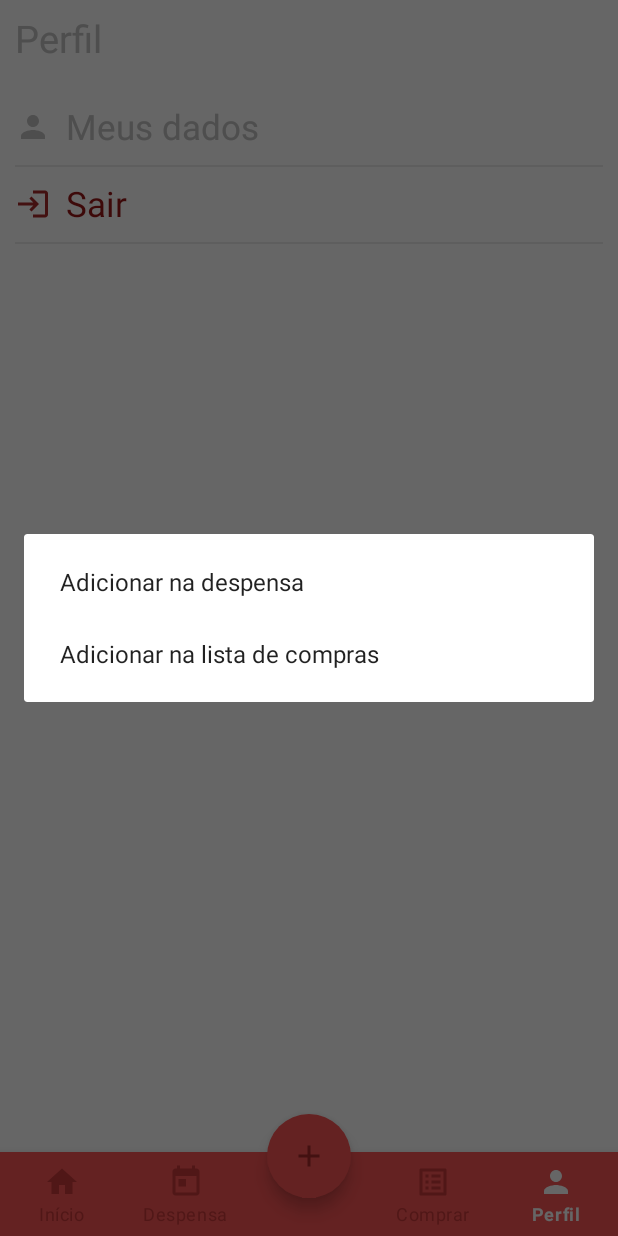
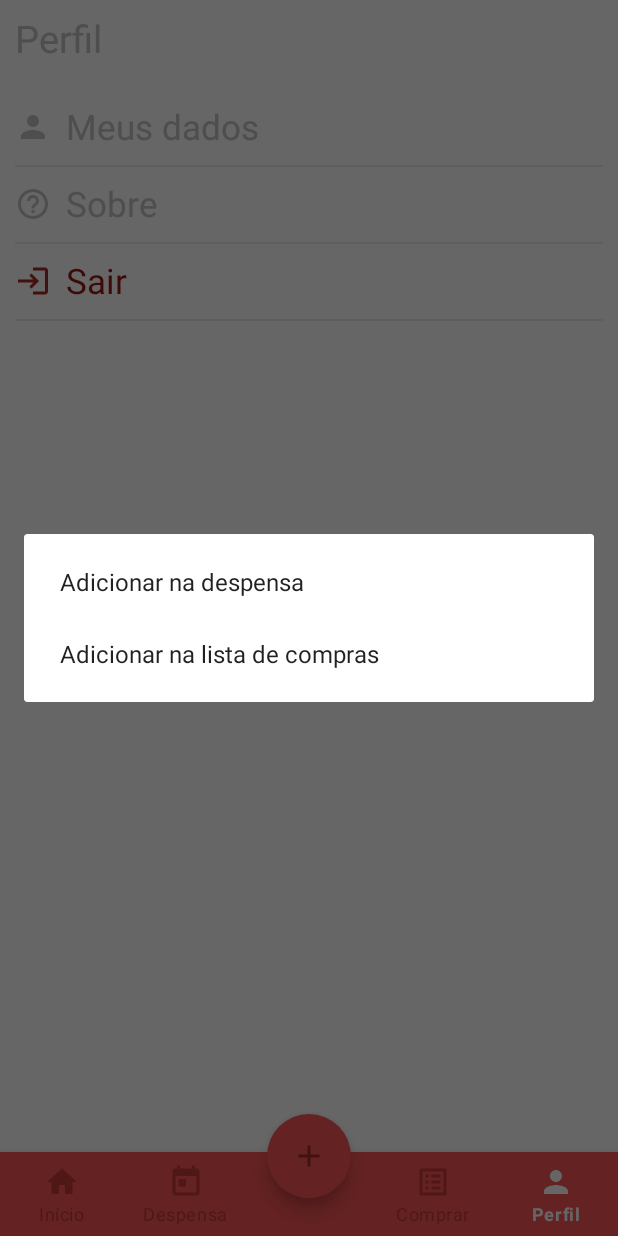
Before and after one commit to emanuelgalvao/Pantry, an Android app: the screen it shows after launch once a user with an empty profile is signed in (MainActivity), item 5 of the bottom bar chosen, on a phone screen of 412 x 824 dp. Run offline under Robolectric (Android 15) with nearby library versions, the phone set to English and light mode, and no system bars; our stand-ins replace Firebase (no records; nobody signed in at launch, a user with empty details on screens opened directly), Room's generated code, navigation-ui.

Commit message:
Creating dialog about and optimizing information dialogs

```diff
--- a/app/src/main/java/com/emanuelgalvao/pantry/ui/fragment/ProfileFragment.kt
+++ b/app/src/main/java/com/emanuelgalvao/pantry/ui/fragment/ProfileFragment.kt
@@ -10,6 +10,7 @@ import androidx.lifecycle.ViewModelProvider
 import com.emanuelgalvao.pantry.R
 import com.emanuelgalvao.pantry.ui.activity.LoginActivity
 import com.emanuelgalvao.pantry.ui.activity.UserDataActivity
+import com.emanuelgalvao.pantry.util.AlertUtils
 import com.emanuelgalvao.pantry.viewmodel.ProfileViewModel
 import kotlinx.android.synthetic.main.fragment_profile.view.*
 
@@ -23,6 +24,7 @@ class ProfileFragment : Fragment(), View.OnClickListener {
         mViewModel = ViewModelProvider(this).get(ProfileViewModel::class.java)
 
         root.text_my_data.setOnClickListener(this)
+        root.text_info.setOnClickListener(this)
         root.text_log_out.setOnClickListener(this)
 
         observers()
@@ -33,6 +35,7 @@ class ProfileFragment : Fragment(), View.OnClickListener {
     override fun onClick(v: View?) {
         when(v?.id) {
             R.id.text_my_data -> startActivity(Intent(activity, UserDataActivity::class.java))
+            R.id.text_info -> mViewModel.getVersionName()
             R.id.text_log_out -> logout()
         }
     }
@@ -44,6 +47,15 @@ class ProfileFragment : Fragment(), View.OnClickListener {
                 activity?.finish()
             }
         })
+
+        mViewModel.versionName.observe(viewLifecycleOwner, {
+            showInfoDialog(it)
+        })
+    }
+
+    private fun showInfoDialog(versionName: String) {
+        val appName = getString(R.string.app_name)
+        AlertUtils.showInfoDialog(requireContext(), "Sobre", "${appName}\n\nVersão: ${versionName}\n\nDesenvolvedor:\nEmanuel Rodrigues Galvão")
     }
 
     private fun logout() {
--- a/app/src/main/java/com/emanuelgalvao/pantry/viewmodel/ProfileViewModel.kt
+++ b/app/src/main/java/com/emanuelgalvao/pantry/viewmodel/ProfileViewModel.kt
@@ -4,6 +4,7 @@ import android.app.Application
 import androidx.lifecycle.AndroidViewModel
 import androidx.lifecycle.LiveData
 import androidx.lifecycle.MutableLiveData
+import com.emanuelgalvao.pantry.BuildConfig
 import com.emanuelgalvao.pantry.service.listener.ApiListener
 import com.emanuelgalvao.pantry.service.listener.ValidationListener
 import com.emanuelgalvao.pantry.service.model.User
@@ -21,6 +22,9 @@ class ProfileViewModel(application: Application) : AndroidViewModel(application)
 
     private val mUserName = MutableLiveData<String>()
     val userName: LiveData<String> = mUserName
+
+    private val mVersionName = MutableLiveData<String>()
+    val versionName: LiveData<String> = mVersionName
 
     fun logout() {
         mUserRepository.logout()
@@ -48,4 +52,8 @@ class ProfileViewModel(application: Application) : AndroidViewModel(application)
             mUpdateData.value = ValidationListener("Preencha o nome.")
         }
     }
+
+    fun getVersionName() {
+        mVersionName.value = BuildConfig.VERSION_NAME
+    }
 }
--- a/app/src/main/res/layout/fragment_profile.xml
+++ b/app/src/main/res/layout/fragment_profile.xml
@@ -68,7 +68,7 @@
         android:layout_width="0dp"
         android:layout_height="wrap_content"
         app:layout_constraintLeft_toRightOf="@id/image_logout"
-        app:layout_constraintTop_toBottomOf="@id/text_my_data"
+        app:layout_constraintTop_toBottomOf="@id/text_info"
         app:layout_constraintRight_toRightOf="parent"
         android:paddingHorizontal="10dp"
         android:paddingVertical="10dp"
@@ -85,4 +85,37 @@
         android:layout_marginHorizontal="10dp"
         android:background="@color/background_gray" />
 
+    <ImageView
+        android:id="@+id/image_info"
+        android:layout_width="wrap_content"
+        android:layout_height="wrap_content"
+        android:layout_marginHorizontal="10dp"
+        app:layout_constraintLeft_toLeftOf="parent"
+        app:layout_constraintTop_toTopOf="@id/text_info"
+        app:layout_constraintBottom_toBottomOf="@id/text_info"
+        android:src="@drawable/ic_help"
+        app:tint="@color/icon_gray" />
+
+    <TextView
+        android:id="@+id/text_info"
+        android:layout_width="0dp"
+        android:layout_height="wrap_content"
+        app:layout_constraintLeft_toRightOf="@id/image_person"
+        app:layout_constraintTop_toBottomOf="@id/text_my_data"
+        app:layout_constraintRight_toRightOf="parent"
+        android:paddingHorizontal="10dp"
+        android:paddingVertical="10dp"
+        android:text="@string/about"
+        android:textSize="23sp"
+        android:textColor="@color/text_gray" />
+
+    <View
+        android:layout_width="0dp"
+        android:layout_height="1dp"
+        app:layout_constraintLeft_toLeftOf="parent"
+        app:layout_constraintRight_toRightOf="parent"
+        app:layout_constraintTop_toBottomOf="@id/text_info"
+        android:layout_marginHorizontal="10dp"
+        android:background="@color/background_gray"/>
+
 </androidx.constraintlayout.widget.ConstraintLayout>
--- a/app/src/main/res/values/strings.xml
+++ b/app/src/main/res/values/strings.xml
@@ -45,4 +45,5 @@
     <string name="logout">Sair</string>
     <string name="description">Descrição</string>
     <string name="quantity">Quantidade</string>
+    <string name="about">Sobre</string>
 </resources>
```
Also changed, not shown: app/src/main/java/com/emanuelgalvao/pantry/ui/fragment/PantryFragment.kt (+3 -9 lines), app/src/main/java/com/emanuelgalvao/pantry/ui/fragment/ShoppingListFragment.kt (+1 -7 lines), app/src/main/java/com/emanuelgalvao/pantry/util/AlertUtils.kt (+11 -0 lines).
